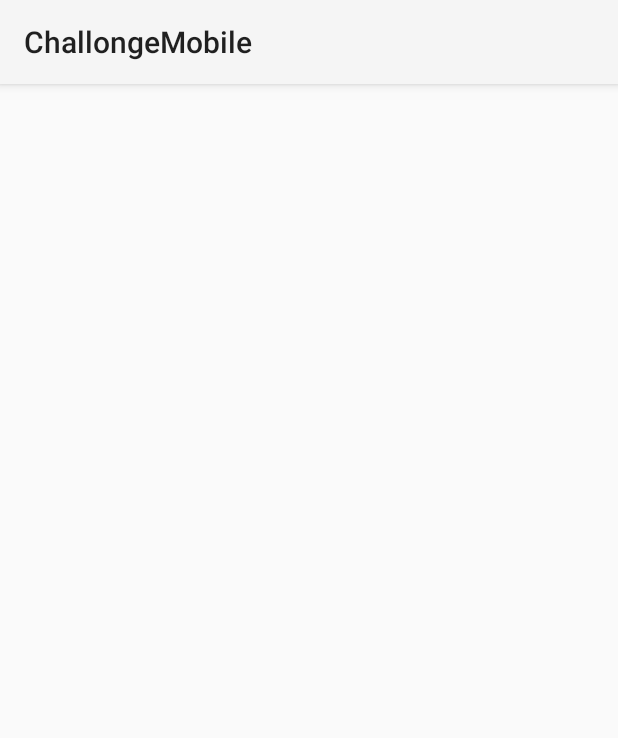
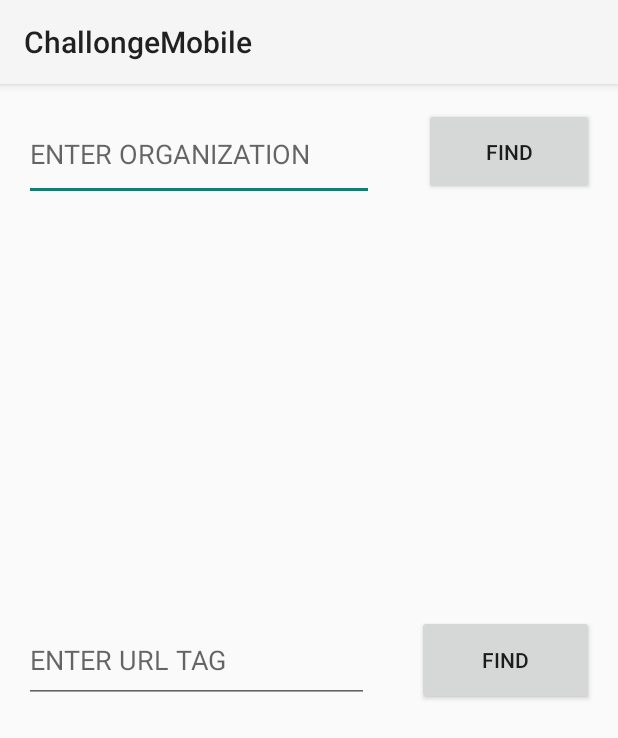
Before and after one commit to brandontruggles/Challonge-Mobile-Android, an Android app: the layout activity_search_tournaments.xml on its own in the app's theme, with its tools: preview values and no code run, on a phone screen of 412 x 824 dp. Shown: the top 738 px of the screen. Run offline under Robolectric (Android 15) with nearby library versions, the phone set to English and light mode, and no system bars.

Commit message:
search butt that we arent using

```diff
--- a/app/src/main/AndroidManifest.xml
+++ b/app/src/main/AndroidManifest.xml
@@ -37,6 +37,10 @@
             android:name="com.example.brandon.challongemobile.SearchTournaments"
             android:label="@string/title_activity_search_tournaments" >
         </activity>
+        <activity
+            android:name="com.example.brandon.challongemobile.Organizations"
+            android:label="@string/title_activity_organizations" >
+        </activity>
     </application>
 
 </manifest>
--- a/app/src/main/res/layout/activity_search_tournaments.xml
+++ b/app/src/main/res/layout/activity_search_tournaments.xml
@@ -7,5 +7,44 @@
     tools:context="com.example.brandon.challongemobile.SearchTournaments">
 
 
+    <FrameLayout
+        android:layout_width="fill_parent"
+        android:layout_height="fill_parent"
+        android:layout_centerVertical="true"
+        android:layout_centerHorizontal="true">
 
+        <EditText
+            android:layout_width="233dp"
+            android:layout_height="62dp"
+            android:id="@+id/editText"
+            android:layout_gravity="left|top"
+            android:text=""
+            android:hint="ENTER ORGANIZATION"/>
+
+        <EditText
+            android:layout_width="230dp"
+            android:layout_height="57dp"
+            android:id="@+id/editText2"
+            android:layout_gravity="left|center_vertical"
+            android:text=""
+            android:hint="ENTER URL TAG"/>
+
+        <Button
+            style="?android:attr/buttonStyleSmall"
+            android:layout_width="113dp"
+            android:layout_height="58dp"
+            android:text="FIND"
+            android:id="@+id/button"
+            android:layout_gravity="right|top"
+            android:onClick="onOrgClick"/>
+
+        <Button
+            style="?android:attr/buttonStyleSmall"
+            android:layout_width="118dp"
+            android:layout_height="60dp"
+            android:text="FIND"
+            android:id="@+id/button2"
+            android:layout_gravity="right|center_vertical"
+            android:onClick="onTagClick"/>
+    </FrameLayout>
 </RelativeLayout>
--- a/app/src/main/res/values/strings.xml
+++ b/app/src/main/res/values/strings.xml
@@ -15,5 +15,6 @@
     <string name="title_activity_tournament_view">TournamentViewActivity</string>
     <string name="title_activity_create_tournament">CreateTournament</string>
     <string name="title_activity_search_tournaments">SearchTournaments</string>
+    <string name="title_activity_organizations">Organizations</string>
 
 </resources>
```
Also changed, not shown: app/src/main/java/com/example/brandon/challongemobile/Organizations.java (added, +165 -0 lines), app/src/main/java/com/example/brandon/challongemobile/SearchTournaments.java (+27 -0 lines), app/src/main/res/layout/activity_organizations.xml (added, +16 -0 lines), app/src/main/res/menu/menu_organizations.xml (added, +7 -0 lines).
